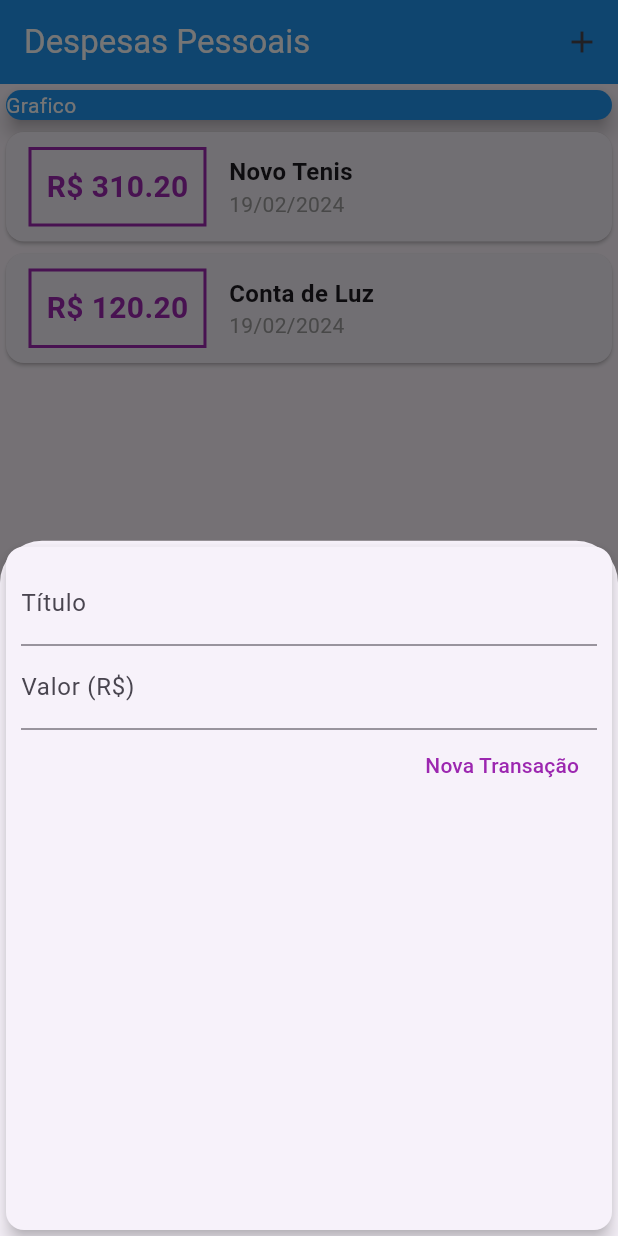
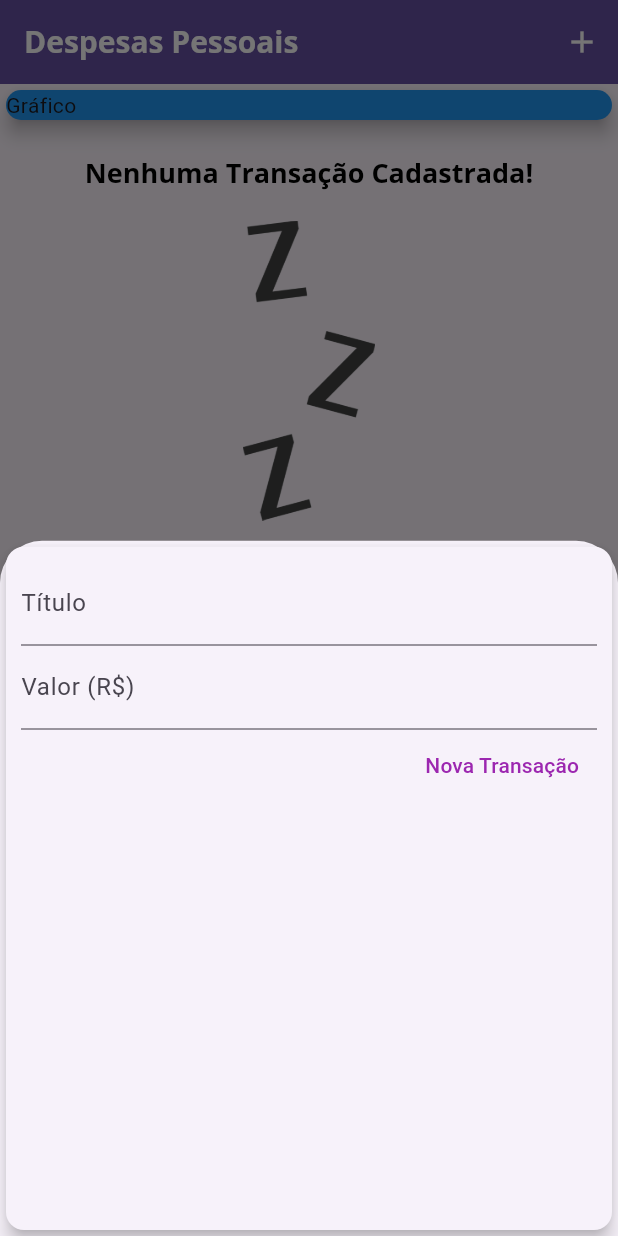
Before and after one commit to vinifred1003/expenses, a Flutter app: the screen it shows after launch, after a tap on the "add" icon, on a phone screen of 412 x 824 dp. Run offline on Flutter 3.47's test engine with Material 3 defaults, Android fonts, the phone set to English and light mode, and no system bars.

Commit message:
fonts , themes and more

```diff
--- a/lib/components/transaction_form.dart
+++ b/lib/components/transaction_form.dart
@@ -1,12 +1,18 @@
 import 'package:flutter/material.dart';
 
-class TransactionForm extends StatelessWidget {
-  final titleController = TextEditingController();
-  final valueController = TextEditingController();
-
+class TransactionForm extends StatefulWidget {
   final void Function(String, double) onSubmit;
 
   TransactionForm(this.onSubmit);
+
+  @override
+  State<TransactionForm> createState() => _TransactionFormState();
+}
+
+class _TransactionFormState extends State<TransactionForm> {
+  final titleController = TextEditingController();
+
+  final valueController = TextEditingController();
 
   _submitForm() {
     final title = titleController.text;
@@ -15,7 +21,7 @@ class TransactionForm extends StatelessWidget {
       return;
     }
 
-    onSubmit(title, value);
+    widget.onSubmit(title, value);
   }
 
   @override
--- a/lib/components/transaction_list.dart
+++ b/lib/components/transaction_list.dart
@@ -11,7 +11,25 @@ class TransactionList extends StatelessWidget {
   Widget build(BuildContext context) {
     return Container(
       height: 300,
-      child: ListView.builder(
+      child: transactions.isEmpty
+          ? Column(
+              children: [
+                SizedBox(height: 20),
+                Text(
+                  'Nenhuma Transação Cadastrada!',
+                  style: Theme.of(context).textTheme.titleLarge,
+                ),
+                SizedBox(height: 20),
+                Container(
+                  height: 200,
+                  child: Image.asset(
+                    'assets/images/waiting.png',
+                    fit: BoxFit.cover,
+                  ),
+                ),
+              ],
+            )
+          : ListView.builder(
               itemCount: transactions.length,
               itemBuilder: (ctx, index) {
                 final tr = transactions[index];
@@ -26,17 +44,18 @@ class TransactionList extends StatelessWidget {
                         ),
                         decoration: BoxDecoration(
                           border: Border.all(
-                      color: Colors.purple,
+                            color: Theme.of(context).colorScheme.primary,
                             width: 2,
                           ),
                         ),
                         padding: const EdgeInsets.all(10),
                         child: Text(
                           'R\$ ${tr.value.toStringAsFixed(2)}',
-                    style: const TextStyle(
+                          style: TextStyle(
                             fontWeight: FontWeight.bold,
                             fontSize: 20,
-                        color: Colors.purple),
+                            color: Theme.of(context).colorScheme.primary,
+                          ),
                         ),
                       ),
                       Column(
@@ -44,10 +63,7 @@ class TransactionList extends StatelessWidget {
                         children: [
                           Text(
                             tr.title,
-                      style: const TextStyle(
-                        fontWeight: FontWeight.bold,
-                        fontSize: 16,
-                      ),
+                            style: Theme.of(context).textTheme.titleLarge,
                           ),
                           Text(
                             DateFormat('d/MM/y').format(tr.date),
--- a/lib/main.dart
+++ b/lib/main.dart
@@ -1,45 +1,63 @@
-import 'package:expenses/components/transaction_form.dart';
 import 'package:flutter/material.dart';
 import 'dart:math';
-import 'components/transaction_list.dart';
+import './components/transaction_form.dart';
+import './components/transaction_list.dart';
 import 'models/transaction.dart';
 
-main() => runApp(const ExpensesApp());
+main() => runApp(ExpensesApp());
 
 class ExpensesApp extends StatelessWidget {
-  const ExpensesApp({super.key});
-
   @override
   Widget build(BuildContext context) {
+    final ThemeData tema = ThemeData();
+
     return MaterialApp(
       home: MyHomePage(),
+      theme: tema.copyWith(
+        colorScheme: tema.colorScheme.copyWith(
+          primary: Colors.purple,
+          secondary: Colors.amber,
+        ),
+        textTheme: tema.textTheme.copyWith(
+          titleLarge: const TextStyle(
+            fontFamily: 'OpenSans',
+            fontSize: 18,
+            fontWeight: FontWeight.bold,
+            color: Colors.black,
+          ),
+        ),
+        appBarTheme: AppBarTheme(
+          color: Theme.of(context).colorScheme.primary,
+          titleTextStyle: const TextStyle(
+            fontFamily: 'OpenSans',
+            fontSize: 20,
+            fontWeight: FontWeight.bold,
+          ),
+        ),
+      ),
     );
   }
 }
 
 class MyHomePage extends StatefulWidget {
-  MyHomePage({
-    super.key,
-  });
-
   @override
-  State<MyHomePage> createState() => _MyHomePageState();
+  _MyHomePageState createState() => _MyHomePageState();
 }
 
 class _MyHomePageState extends State<MyHomePage> {
-  final _transactions = [
-    Transaction(
-      id: 't1',
-      title: 'Novo Tenis',
-      value: 310.20,
-      date: DateTime.now(),
-    ),
-    Transaction(
-      id: 't2',
-      title: 'Conta de Luz',
-      value: 120.20,
-      date: DateTime.now(),
-    ),
+  final List<Transaction> _transactions = [
+    // Transaction(
+    //   id: 't1',
+    //   title: 'Novo Tênis de Corrida',
+    //   value: 310.76,
+    //   date: DateTime.now(),
+    // ),
+    // Transaction(
+    //   id: 't2',
+    //   title: 'Conta de Luz',
+    //   value: 211.30,
+    //   date: DateTime.now(),
+    // ),
   ];
 
   _addTransaction(String title, double value) {
@@ -49,9 +67,12 @@ class _MyHomePageState extends State<MyHomePage> {
       value: value,
       date: DateTime.now(),
     );
+
     setState(() {
       _transactions.add(newTransaction);
     });
+
+    Navigator.of(context).pop();
   }
 
   _openTransactionFormModal(BuildContext context) {
@@ -67,15 +88,12 @@ class _MyHomePageState extends State<MyHomePage> {
   Widget build(BuildContext context) {
     return Scaffold(
       appBar: AppBar(
-        title: const Text(
-          'Despesas Pessoais',
-          style: TextStyle(color: Colors.white),
-        ),
-        backgroundColor: Colors.blue,
-        actions: [
+        title: Text('Despesas Pessoais'),
+        actions: <Widget>[
           IconButton(
+            icon: const Icon(Icons.add),
+            color: Colors.white,
             onPressed: () => _openTransactionFormModal(context),
-            icon: Icon(Icons.add),
           ),
         ],
       ),
@@ -84,13 +102,11 @@ class _MyHomePageState extends State<MyHomePage> {
           crossAxisAlignment: CrossAxisAlignment.stretch,
           children: <Widget>[
             Container(
-              child: const Card(
+              width: double.infinity,
+              child: Card(
                 color: Colors.blue,
+                child: Text('Gráfico'),
                 elevation: 5,
-                child: Text(
-                  'Grafico',
-                  style: TextStyle(color: Colors.white),
-                ),
               ),
             ),
             TransactionList(_transactions),
@@ -98,8 +114,9 @@ class _MyHomePageState extends State<MyHomePage> {
         ),
       ),
       floatingActionButton: FloatingActionButton(
+        child: const Icon(Icons.add),
+        backgroundColor: Theme.of(context).colorScheme.secondary,
         onPressed: () => _openTransactionFormModal(context),
-        child: Icon(Icons.add),
       ),
       floatingActionButtonLocation: FloatingActionButtonLocation.centerFloat,
     );
```
Also changed, not shown: pubspec.yaml (+14 -14 lines), assets/fonts/OpenSans-Bold.ttf (added), assets/fonts/OpenSans-Regular.ttf (added), assets/fonts/Quicksand-Bold.ttf (added), assets/fonts/Quicksand-Light.ttf (added), assets/fonts/Quicksand-Medium.ttf (added), assets/fonts/Quicksand-Regular.ttf (added), assets/images/waiting.png (added). Lines whose indentation alone changed are shown as unchanged.
